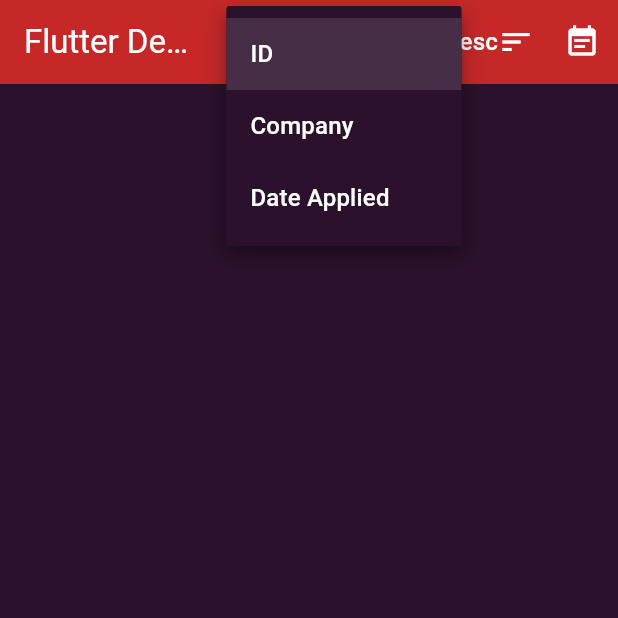
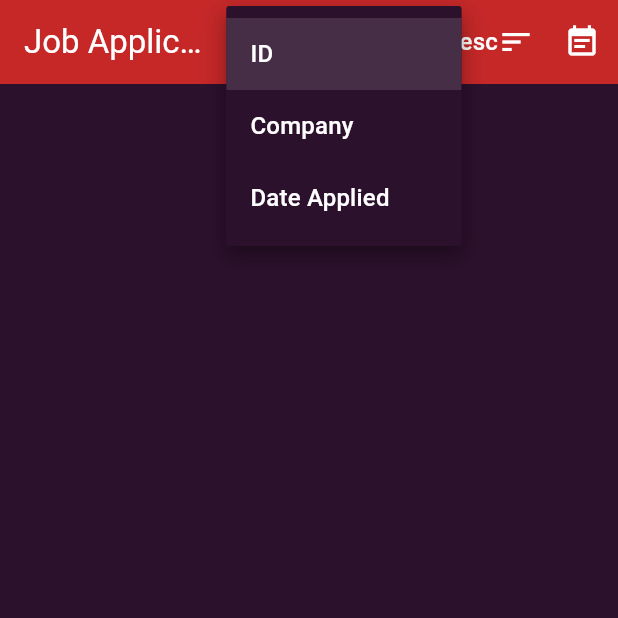
Before and after one commit to AsMurphy-student/job-application-manager, a Flutter app: the screen it shows after launch, after a tap on "ID", on a phone screen of 412 x 824 dp, the top half of it. Run offline on Flutter 3.47's test engine with Material 3 defaults, Android fonts, the phone set to English and light mode, and no system bars; our stand-ins replace sqflite, sqflite_common_ffi; accounts and stored records are empty.

Commit message:
Added in listing of total jobs added

```diff
--- a/lib/main.dart
+++ b/lib/main.dart
@@ -28,18 +28,16 @@
   @override
   Widget build(BuildContext context) {
     return MaterialApp(
-      title: 'Flutter Demo',
+      title: 'Job Application Manager',
       theme: deepBurgundyTheme,
-      home: const MyHomePage(title: 'Flutter Demo Home Page'),
+      home: const MyHomePage(),
       debugShowCheckedModeBanner: false,
     );
   }
 }
 
 class MyHomePage extends StatefulWidget {
-  const MyHomePage({super.key, required this.title});
-
-  final String title;
+  const MyHomePage({super.key});
 
   @override
   State<MyHomePage> createState() => _MyHomePageState();
@@ -47,6 +45,7 @@
 
 class _MyHomePageState extends State<MyHomePage> {
   List<Job> _jobs = [];
+  List<Job> _allJobs = [];
   // NEW: current filter & sort settings
   String _filterBy = 'id'; // id | companyName | dateApplied
   bool _descending = true; // false → ascending, true → descending
@@ -72,6 +71,12 @@
       statuses: _selectedStatuses,
     );
     setState(() => _jobs = jobs);
+    final allJobs = await DatabaseHelper.instance.queryJobsByFilter(
+      orderBy: _filterBy,
+      descending: _descending,
+      statuses: ['InProgress', 'Completed', 'Rejected', 'Ghosted'],
+    );
+    setState(() => _allJobs = allJobs);
   }
 
   // Show the dialog that contains the add‑job form
@@ -108,7 +113,7 @@
     return Scaffold(
       appBar: AppBar(
         backgroundColor: Theme.of(context).colorScheme.secondary,
-        title: Text(widget.title),
+        title: Text('Job Application Manager | ${_allJobs.length} Jobs Added'),
         actions: [
           Padding(
             padding: const EdgeInsets.symmetric(horizontal: 8, vertical: 4),
```
